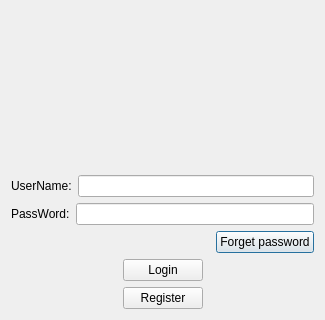
MvpBruce/MyChat, file ChatClient/ui/logindialog.ui: the form before one commit; both pictures show x 0 to 325 and y 141 to 461 of the 325 by 461 pixel window.
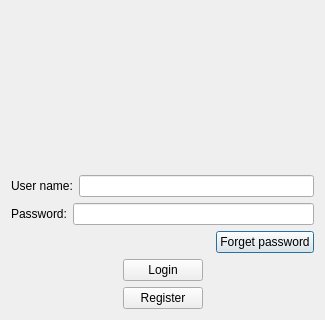
The form after the commit.

```diff
--- a/ChatClient/ui/logindialog.ui
+++ b/ChatClient/ui/logindialog.ui
@@ -46,7 +46,7 @@
      <item>
       <widget class="QLabel" name="label">
        <property name="text">
-        <string>UserName:</string>
+        <string>User name:</string>
        </property>
       </widget>
      </item>
@@ -60,7 +60,7 @@
      <item>
       <widget class="QLabel" name="label_2">
        <property name="text">
-        <string>PassWord:</string>
+        <string>Password:</string>
        </property>
       </widget>
      </item>
```
